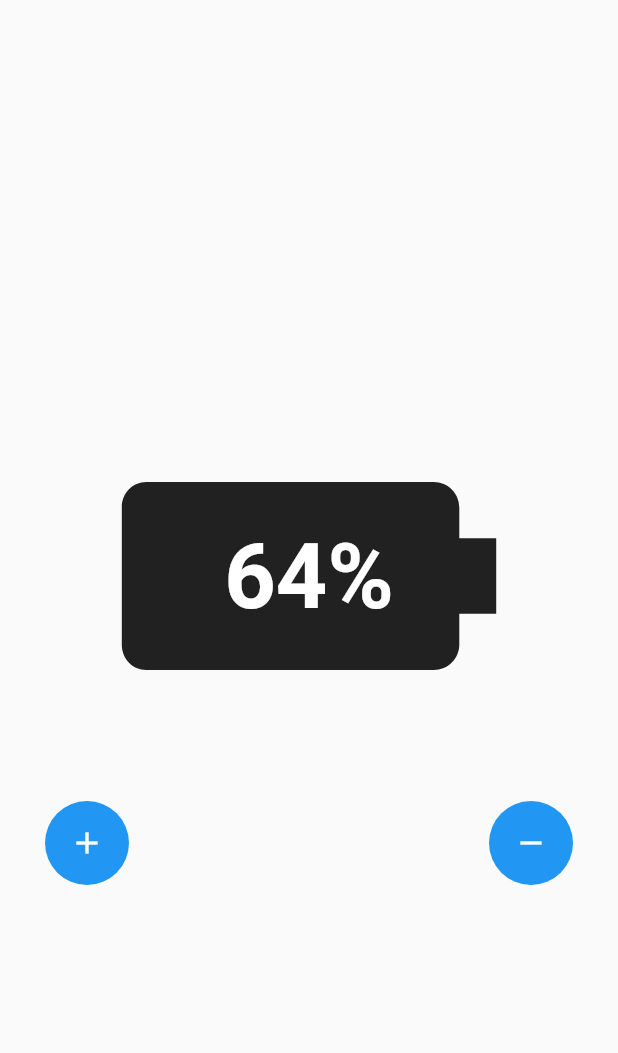
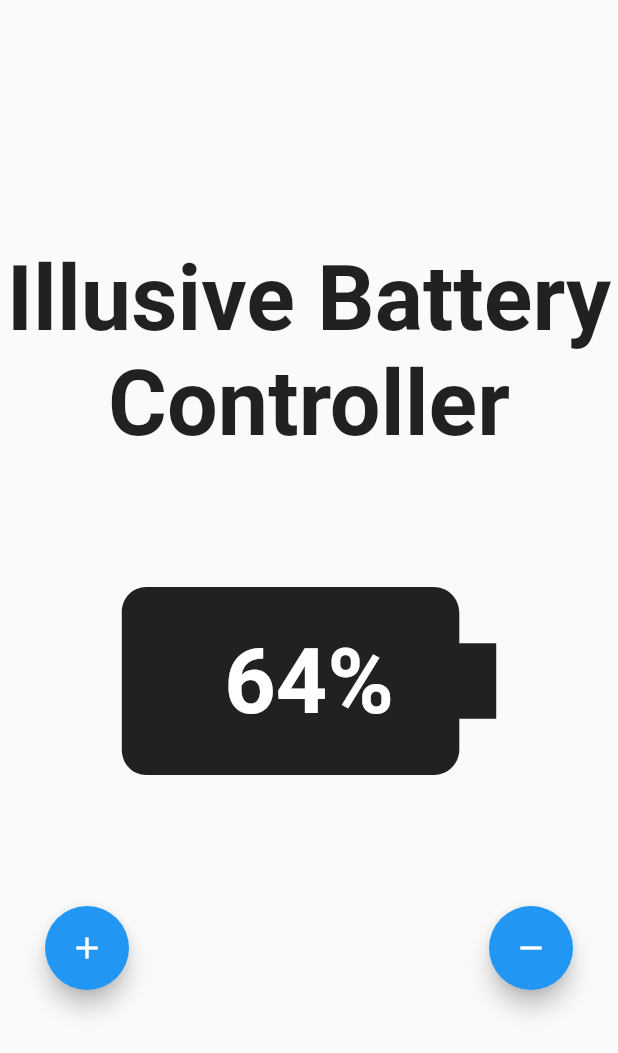
Before and after one commit to christofkost/illusive_battery_controller, a Flutter app: the screen it shows after launch, on a phone screen of 412 x 824 dp. Shown: the top 1053 px of the screen. Run offline on Flutter 3.47's test engine with Material 2 defaults, Android fonts, the phone set to English and light mode, and no system bars.

Commit message:
smaller styling adaptions

```diff
--- a/lib/battery/battery_view.dart
+++ b/lib/battery/battery_view.dart
@@ -12,6 +12,11 @@ class BatteryView extends StatelessWidget {
       child: Column(
         mainAxisAlignment: MainAxisAlignment.center,
         children: [
+          Text(
+            'Illusive Battery Controller',
+            textAlign: TextAlign.center,
+            style: TextStyle(fontSize: 60, fontWeight: FontWeight.bold),
+          ),
           Stack(
             children: [
               Transform.rotate(
@@ -40,12 +45,10 @@ class BatteryView extends StatelessWidget {
               children: [
                 FloatingActionButton(
                   onPressed: () {},
-                  elevation: 0,
                   child: Icon(Icons.add),
                 ),
                 FloatingActionButton(
                   onPressed: () {},
-                  elevation: 0,
                   child: Icon(Icons.remove),
                 ),
               ],
```
